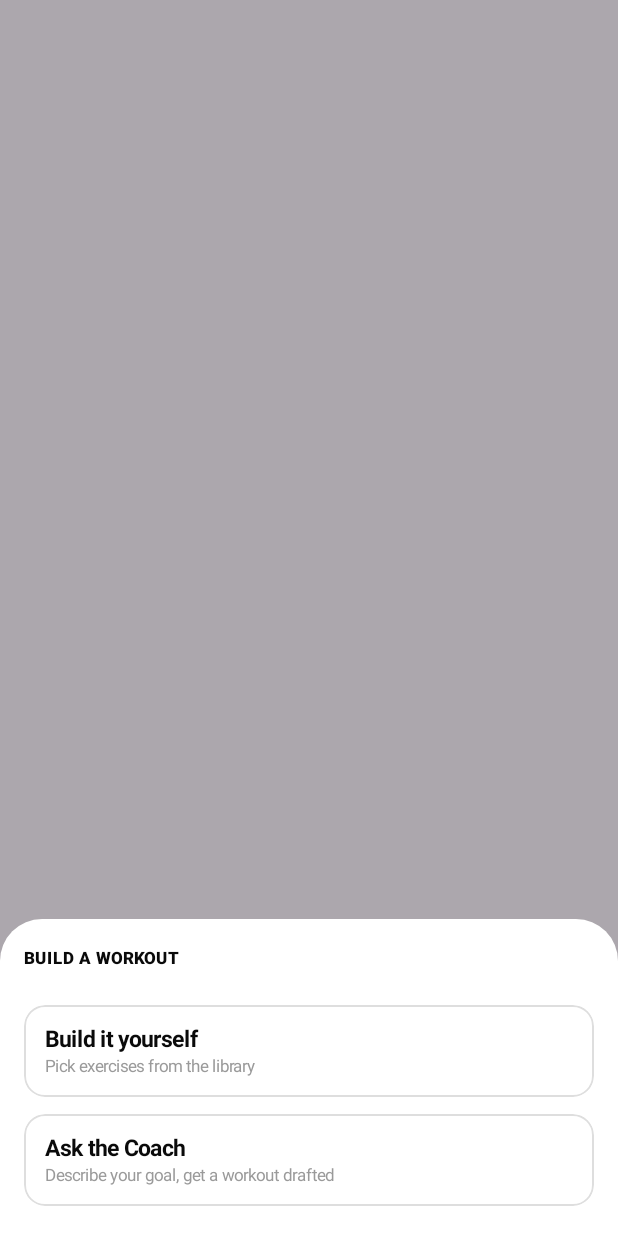
After one commit to otto-tries-to-build-stuff/bldr-workout-app, an Android app built with Jetpack Compose: the composable BuildSheet shown on its own in the app's theme, on a phone screen of 412 x 824 dp. The commit adds this screen. Run offline under Robolectric (Android 15) with nearby library versions, the light colour scheme and no system bars.

Commit message:
feat: add build sheet forking to manual build or coach

```diff
--- a/app/src/main/java/com/ottotech/workoutbuilder/ui/AppNav.kt
+++ b/app/src/main/java/com/ottotech/workoutbuilder/ui/AppNav.kt
@@ -2,6 +2,10 @@ package com.ottotech.workoutbuilder.ui
 
 import androidx.compose.material3.Text
 import androidx.compose.runtime.Composable
+import androidx.compose.runtime.getValue
+import androidx.compose.runtime.mutableStateOf
+import androidx.compose.runtime.saveable.rememberSaveable
+import androidx.compose.runtime.setValue
 import androidx.navigation.NavGraph.Companion.findStartDestination
 import androidx.navigation.NavHostController
 import androidx.navigation.NavType
@@ -12,6 +16,7 @@ import androidx.navigation.navArgument
 import com.ottotech.workoutbuilder.domain.Muscle
 import com.ottotech.workoutbuilder.ui.components.AppScaffold
 import com.ottotech.workoutbuilder.ui.components.Tab
+import com.ottotech.workoutbuilder.ui.home.BuildSheet
 import com.ottotech.workoutbuilder.ui.home.HomeScreen
 
 object Routes {
@@ -41,12 +46,25 @@ fun AppNav() {
     NavHost(navController = nav, startDestination = Routes.HOME) {
 
         composable(Routes.HOME) {
+            // The two Build destinations do not exist yet; the sheet is the seam they
+            // plug into. Left as no-ops rather than placeholder screens.
+            var showBuildSheet by rememberSaveable { mutableStateOf(false) }
+
             AppScaffold(tab = Tab.HOME, onSelectTab = { if (it == Tab.LIBRARY) nav.switchTab(Routes.LIBRARY) }) {
                 HomeScreen(
                     // TODO(Plan 1D): route to the execution screen.
                     onStartWorkout = { },
-                    // TODO(Plan 1C): raise the Build sheet. Wired in Task 5.
-                    onBuild = { },
+                    onBuild = { showBuildSheet = true },
+                )
+            }
+
+            if (showBuildSheet) {
+                BuildSheet(
+                    onDismiss = { showBuildSheet = false },
+                    // TODO(Plan 1C): navigate to the Builder.
+                    onBuildYourself = { showBuildSheet = false },
+                    // TODO(Plan 2): navigate to the Coach.
+                    onAskCoach = { showBuildSheet = false },
                 )
             }
         }
--- /dev/null
+++ b/app/src/main/java/com/ottotech/workoutbuilder/ui/home/BuildSheet.kt
@@ -0,0 +1,75 @@
+package com.ottotech.workoutbuilder.ui.home
+
+import androidx.compose.foundation.layout.Arrangement
+import androidx.compose.foundation.layout.Column
+import androidx.compose.foundation.layout.Spacer
+import androidx.compose.foundation.layout.fillMaxWidth
+import androidx.compose.foundation.layout.height
+import androidx.compose.foundation.layout.navigationBarsPadding
+import androidx.compose.foundation.layout.padding
+import androidx.compose.material3.ExperimentalMaterial3Api
+import androidx.compose.material3.ModalBottomSheet
+import androidx.compose.material3.Text
+import androidx.compose.material3.rememberModalBottomSheetState
+import androidx.compose.runtime.Composable
+import androidx.compose.ui.Modifier
+import androidx.compose.ui.unit.dp
+import com.ottotech.workoutbuilder.ui.components.HairlineCard
+import com.ottotech.workoutbuilder.ui.components.SectionLabel
+import com.ottotech.workoutbuilder.ui.theme.AppType
+import com.ottotech.workoutbuilder.ui.theme.Dimens
+import com.ottotech.workoutbuilder.ui.theme.LocalAppColors
+
+/**
+ * Spec §6.2. Two equal-weight bordered cards — building it yourself and asking the Coach
+ * are two ways to do the same thing, so neither gets the filled treatment.
+ */
+@OptIn(ExperimentalMaterial3Api::class)
+@Composable
+fun BuildSheet(
+    onDismiss: () -> Unit,
+    onBuildYourself: () -> Unit,
+    onAskCoach: () -> Unit,
+) {
+    val colors = LocalAppColors.current
+    ModalBottomSheet(
+        onDismissRequest = onDismiss,
+        sheetState = rememberModalBottomSheetState(),
+        containerColor = colors.background,
+        dragHandle = null,
+    ) {
+        Column(
+            modifier = Modifier
+                .fillMaxWidth()
+                .navigationBarsPadding()
+                .padding(horizontal = Dimens.screenPadding)
+                .padding(top = 20.dp, bottom = 20.dp),
+            verticalArrangement = Arrangement.spacedBy(Dimens.gap),
+        ) {
+            SectionLabel("Build a workout")
+            Spacer(Modifier.height(2.dp))
+            Option(
+                title = "Build it yourself",
+                subtitle = "Pick exercises from the library",
+                onClick = onBuildYourself,
+            )
+            Option(
+                title = "Ask the Coach",
+                subtitle = "Describe your goal, get a workout drafted",
+                onClick = onAskCoach,
+            )
+        }
+    }
+}
+
+@Composable
+private fun Option(title: String, subtitle: String, onClick: () -> Unit) {
+    val colors = LocalAppColors.current
+    HairlineCard(modifier = Modifier.fillMaxWidth(), onClick = onClick) {
+        Column(Modifier.fillMaxWidth().padding(Dimens.cardPadding)) {
+            Text(title, style = AppType.cardTitle, color = colors.onBackground)
+            Spacer(Modifier.height(3.dp))
+            Text(subtitle, style = AppType.cardMeta, color = colors.textMuted)
+        }
+    }
+}
```
